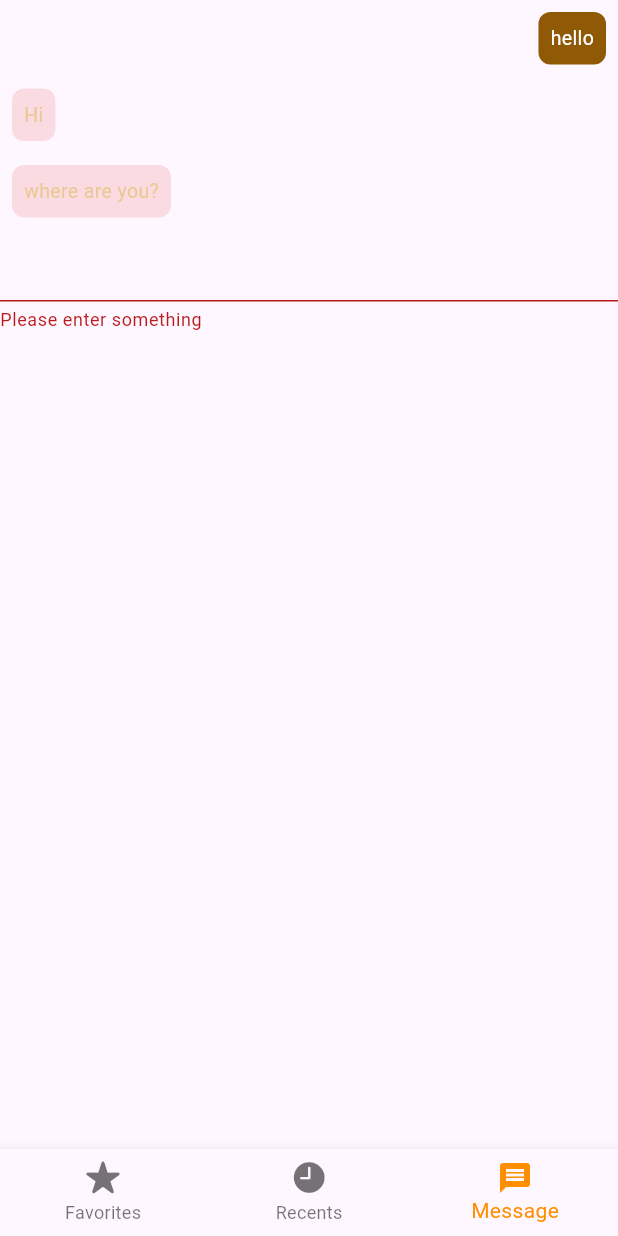
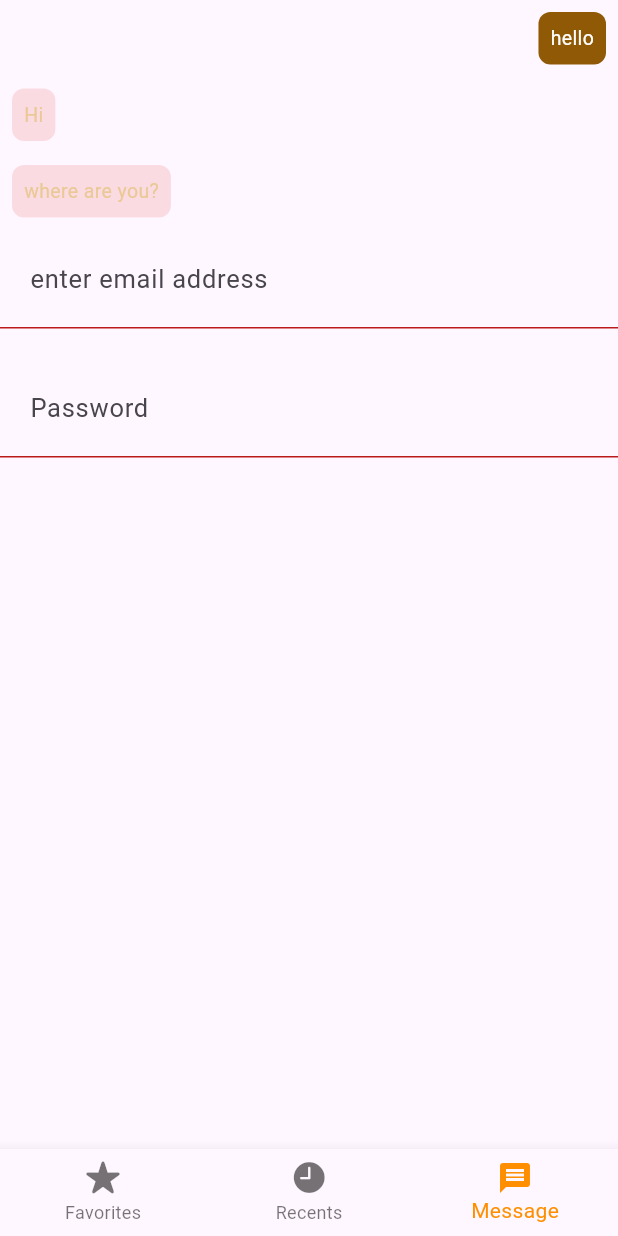
Before and after one commit to anh0701/flutter-template, a Flutter app: the screen it shows after launch, item 3 of the bottom bar chosen, on a phone screen of 412 x 824 dp. Run offline on Flutter 3.47's test engine with Material 3 defaults, Android fonts, the phone set to English and light mode, and no system bars.

Commit message:
fix textfield

```diff
--- a/lib/custom_widget/input.dart
+++ b/lib/custom_widget/input.dart
@@ -5,34 +5,77 @@ Widget customTextField(
     {required TextInputType textInputType,
     String? hintText,
     InputBorder? border,
-    Widget? suffixIcon}) {
-  RegExp pattern = RegExp(
-      r"^[a-zA-Z0-9.a-zA-Z0-9.!#$%&'*+-/=?^_`{|}~]+@[a-zA-Z0-9]+\.[a-zA-Z]+");
-  TextEditingController _textEditingController = TextEditingController();
-
+    Widget? suffixIcon, TextEditingController? controller}) {
+  RegExp patternEmail = RegExp(r'^[\w-\.]+@([\w-]+\.)+[\w-]{2,4}$');
+  RegExp patternPassword = RegExp(r'^(?=.*?[A-Z])(?=.*?[a-z])(?=.*?[0-9])(?=.*?[!@#\$&*~]).{8,}$');
+  RegExp patternPhone = RegExp(r'^[+]*[(]{0,1}[0-9]{1,4}[)]{0,1}[-\s\./0-9]*$');
+  String error = "";
   if (textInputType == TextInputType.visiblePassword) {
-    return TextField(
-      controller: _textEditingController,
+    return TextFormField(
+      controller: controller,
       decoration: InputDecoration(
           hintStyle: TextStyle(fontSize: 17),
+          errorText: error,
+          errorStyle: TextStyle(
+            color: error == "Correct." ? Colors.green : Colors.red,
+          ),
           hintText: 'Password',
           border: border,
           suffixIcon: suffixIcon,
           contentPadding: EdgeInsets.all(20)),
       keyboardType: TextInputType.visiblePassword,
+       autovalidateMode: AutovalidateMode.onUserInteraction,
       obscureText: true,
+      validator: (value){
+        if(value!.isEmpty){
+          error = "Please input your password!";
+        } else if(patternPassword.hasMatch(value)){
+          error = "Correct.";
+        }
+        else if(!patternPassword.hasMatch(value)){
+          error = "Your password must be at 8-16 characters including a lowercase letter, an uppercase letter, and a number.";
+        }
+        return error;
+      },
     );
-  } else {
-    return TextField(
-      controller: _textEditingController,
+  } else if(textInputType == TextInputType.emailAddress) {
+    return TextFormField(
+      controller: controller,
+      decoration: InputDecoration(
+          hintStyle: TextStyle(fontSize: 17),
+          errorText: error,
+          errorStyle: TextStyle(
+            color: error == "Correct." ? Colors.green : Colors.red,
+          ),
+          hintText: hintText,
+          border: border,
+          suffixIcon: suffixIcon,
+          contentPadding: EdgeInsets.all(20)),
+      keyboardType: TextInputType.emailAddress,
+       autovalidateMode: AutovalidateMode.onUserInteraction,
+      validator: (value){
+        if(value!.isEmpty){
+          error = 'Please input your E-mail!';
+        }
+        else if( patternEmail.hasMatch(value) ){
+          error = 'Correct.';
+        }
+        else if( !patternEmail.hasMatch(value) ){
+          error = 'Email is invalid.';
+        }
+        return error;
+      },
+    );
+  } else{
+    return TextFormField(
+      controller: controller,
       decoration: InputDecoration(
           hintStyle: TextStyle(fontSize: 17),
           hintText: hintText,
           border: border,
           suffixIcon: suffixIcon,
           contentPadding: EdgeInsets.all(20)),
-      keyboardType: TextInputType.emailAddress,
-      inputFormatters: [FilteringTextInputFormatter.allow(pattern)],
+      keyboardType: textInputType,
     );
   }
 }
--- a/lib/custom_widget/input_error.dart
+++ b/lib/custom_widget/input_error.dart
@@ -5,7 +5,7 @@ Widget input_error() {
     child: TextField(
       decoration: InputDecoration(
           errorStyle: TextStyle(), errorText: 'Please enter something'),
-      readOnly: true,
+      // readOnly: true,
       onTap: () {
         //Go to the next screen
       },
--- a/lib/views/message_page.dart
+++ b/lib/views/message_page.dart
@@ -1,6 +1,7 @@
 import 'package:flutter/material.dart';
 
 import '../custom_color/custom_color.dart';
+import '../custom_widget/input.dart';
 import '../custom_widget/input_error.dart';
 import '../themes/message_theme.dart';
 
@@ -44,7 +45,9 @@ class _MessagePageState extends State<MessagePage> {
           ),
           box_color_received: Color.fromARGB(31, 227, 20, 20)),
 
-          input_error(),
+          // input_error(),
+          customTextField(textInputType: TextInputType.emailAddress, hintText: 'enter email address'),
+          customTextField(textInputType: TextInputType.visiblePassword, hintText: 'enter password'),
         ],
       ),
     );
--- a/pubspec.yaml
+++ b/pubspec.yaml
@@ -1,4 +1,4 @@
-name: psychological_counseling_app
+name: demo
 description: "A new Flutter project."
 # The following line prevents the package from being accidentally published to
 # pub.dev using `flutter pub publish`. This is preferred for private packages.
```
Also changed, not shown: 4 other files.
